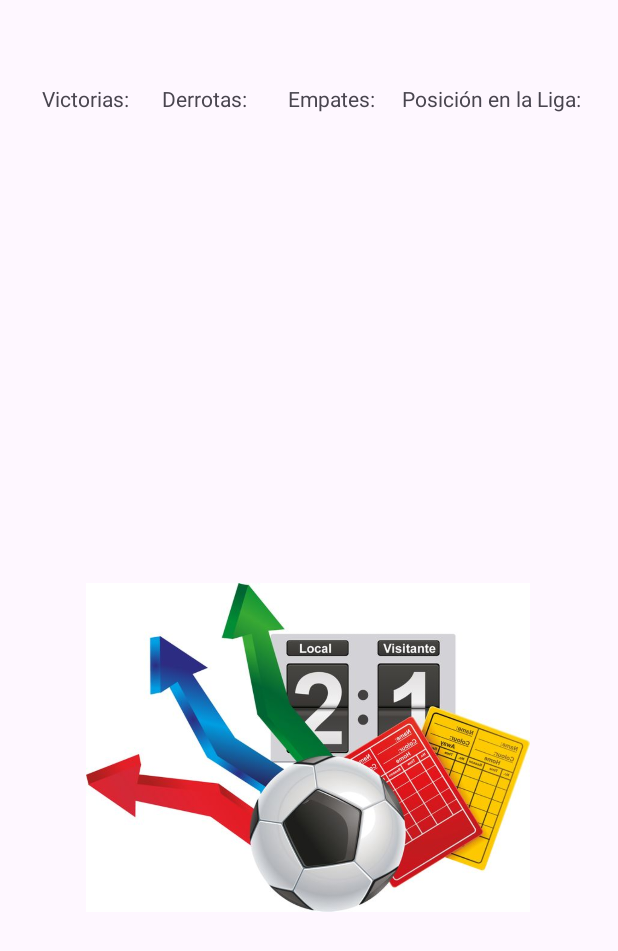
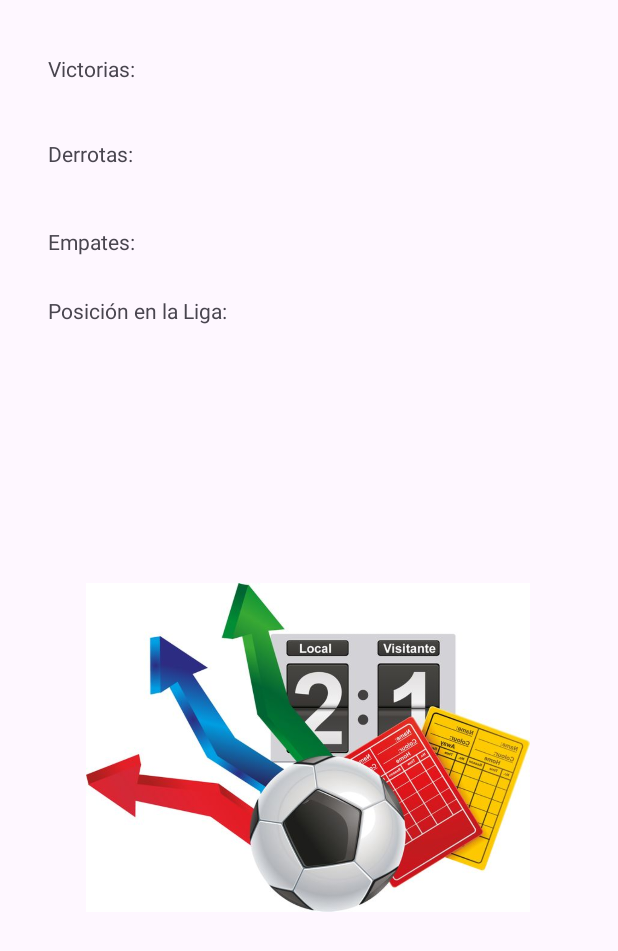
Before and after one commit to Panxho-12/Pancho, an Android app: the layout fragment_estadisticas.xml on its own in the app's theme, with its tools: preview values and no code run, on a phone screen of 412 x 824 dp. Shown: the top 951 px of the screen. Run offline under Robolectric (Android 15) with nearby library versions, the phone set to English and light mode, and no system bars.

Commit message:
se avanzo

```diff
--- a/app/src/main/res/layout/fragment_estadisticas.xml
+++ b/app/src/main/res/layout/fragment_estadisticas.xml
@@ -11,8 +11,8 @@
         android:id="@+id/textViewVictorias"
         android:layout_width="wrap_content"
         android:layout_height="wrap_content"
-        android:layout_marginStart="28dp"
-        android:layout_marginTop="56dp"
+        android:layout_marginStart="32dp"
+        android:layout_marginTop="36dp"
         android:text="Victorias: "
         app:layout_constraintStart_toStartOf="parent"
         app:layout_constraintTop_toTopOf="parent" />
@@ -21,31 +21,34 @@
         android:id="@+id/textViewDerrotas"
         android:layout_width="wrap_content"
         android:layout_height="wrap_content"
-        android:layout_marginStart="108dp"
-        android:layout_marginTop="56dp"
+        android:layout_marginStart="32dp"
         android:text="Derrotas: "
+        app:layout_constraintBottom_toBottomOf="parent"
         app:layout_constraintStart_toStartOf="parent"
-        app:layout_constraintTop_toTopOf="parent" />
+        app:layout_constraintTop_toTopOf="parent"
+        app:layout_constraintVertical_bias="0.115" />
 
     <TextView
         android:id="@+id/textViewEmpates"
         android:layout_width="wrap_content"
         android:layout_height="wrap_content"
-        android:layout_marginStart="192dp"
-        android:layout_marginTop="56dp"
+        android:layout_marginStart="32dp"
         android:text="Empates: "
+        app:layout_constraintBottom_toBottomOf="parent"
         app:layout_constraintStart_toStartOf="parent"
-        app:layout_constraintTop_toTopOf="parent" />
+        app:layout_constraintTop_toTopOf="parent"
+        app:layout_constraintVertical_bias="0.188" />
 
     <TextView
         android:id="@+id/textViewPosicionLiga"
         android:layout_width="wrap_content"
         android:layout_height="wrap_content"
-        android:layout_marginStart="268dp"
-        android:layout_marginTop="56dp"
+        android:layout_marginStart="32dp"
         android:text="Posición en la Liga: "
+        app:layout_constraintBottom_toBottomOf="parent"
         app:layout_constraintStart_toStartOf="parent"
-        app:layout_constraintTop_toTopOf="parent" />
+        app:layout_constraintTop_toTopOf="parent"
+        app:layout_constraintVertical_bias="0.245" />
 
     <ImageView
         android:id="@+id/imageView2"
--- a/app/src/main/res/values/strings.xml
+++ b/app/src/main/res/values/strings.xml
@@ -10,6 +10,7 @@
     <string name="estadisticas">Estadisticas</string>
     <string name="equipos">Equipos</string>
     <string name="proximosgame">Proximos Encuentros</string>
+    <string name="alineacion">Alineación</string>
     <string name="recuerdame">Recuerdame</string>
     <!-- TODO: Remove or change this placeholder text -->
     <string name="hello_blank_fragment">Hello blank fragment</string>
```
Also changed, not shown: app/src/main/java/com/example/pancho/Alineacion.java (added, +64 -0 lines), app/src/main/java/com/example/pancho/Principal.java (+5 -2 lines), app/src/main/res/layout/bottombar.xml (+7 -0 lines), app/src/main/res/layout/fragment_alineacion.xml (added, +14 -0 lines).
